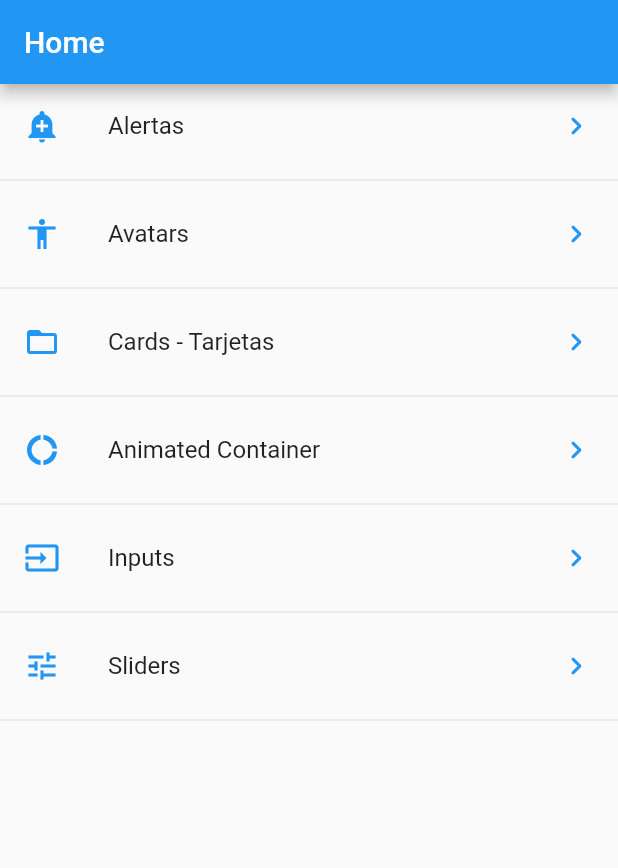
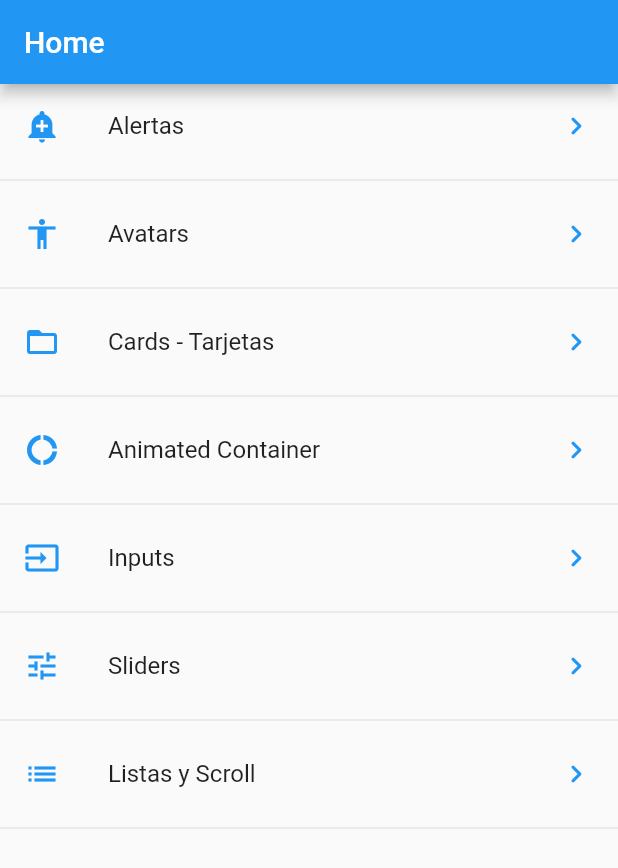
Before and after one commit to MartinPaGarcia/aprende_flutter, a Flutter app: the screen it shows after launch, on a phone screen of 412 x 824 dp. Shown: the top 868 px of the screen. Run offline on Flutter 3.47's test engine with Material 2 defaults, Android fonts, the phone set to English and light mode, and no system bars.

Commit message:
Route and icons changed

```diff
--- a/data/menu_opts.json
+++ b/data/menu_opts.json
@@ -30,6 +30,11 @@
             "ruta" : "slider",
             "icon" : "tune",
             "texto": "Sliders"
+        },
+        {
+            "ruta" : "list",
+            "icon" : "list",
+            "texto": "Listas y Scroll"
         }
 
     ]
--- a/lib/src/routes/routes.dart
+++ b/lib/src/routes/routes.dart
@@ -8,6 +8,7 @@ import 'package:aprende_flutter/src/pages/home_page.dart';
 import 'package:aprende_flutter/src/pages/animated_container.dart';
 import 'package:aprende_flutter/src/pages/input_page.dart';
 import 'package:aprende_flutter/src/pages/slider_page.dart';
+import 'package:aprende_flutter/src/pages/listview_page.dart';
 
 Map<String, WidgetBuilder> getAplicationRoutes() {
   return <String, WidgetBuilder>{
@@ -18,5 +19,6 @@ Map<String, WidgetBuilder> getAplicationRoutes() {
     'animatedContainer': (BuildContext context) => AnimatedContainerPage(),
     'inputs': (BuildContext context) => InputPage(),
     'slider': (BuildContext context) => SliderPage(),
+    'list': (BuildContext context) => ListaPage(),
   };
 }
--- a/lib/src/utils/icono_string_util.dart
+++ b/lib/src/utils/icono_string_util.dart
@@ -9,6 +9,7 @@ final _icons = <String, IconData>{
   'donut_large': Icons.donut_large,
   'input': Icons.input,
   'tune': Icons.tune,
+  'list': Icons.list,
 };
 
 Icon getIcon(String nombreIcono) {
```
